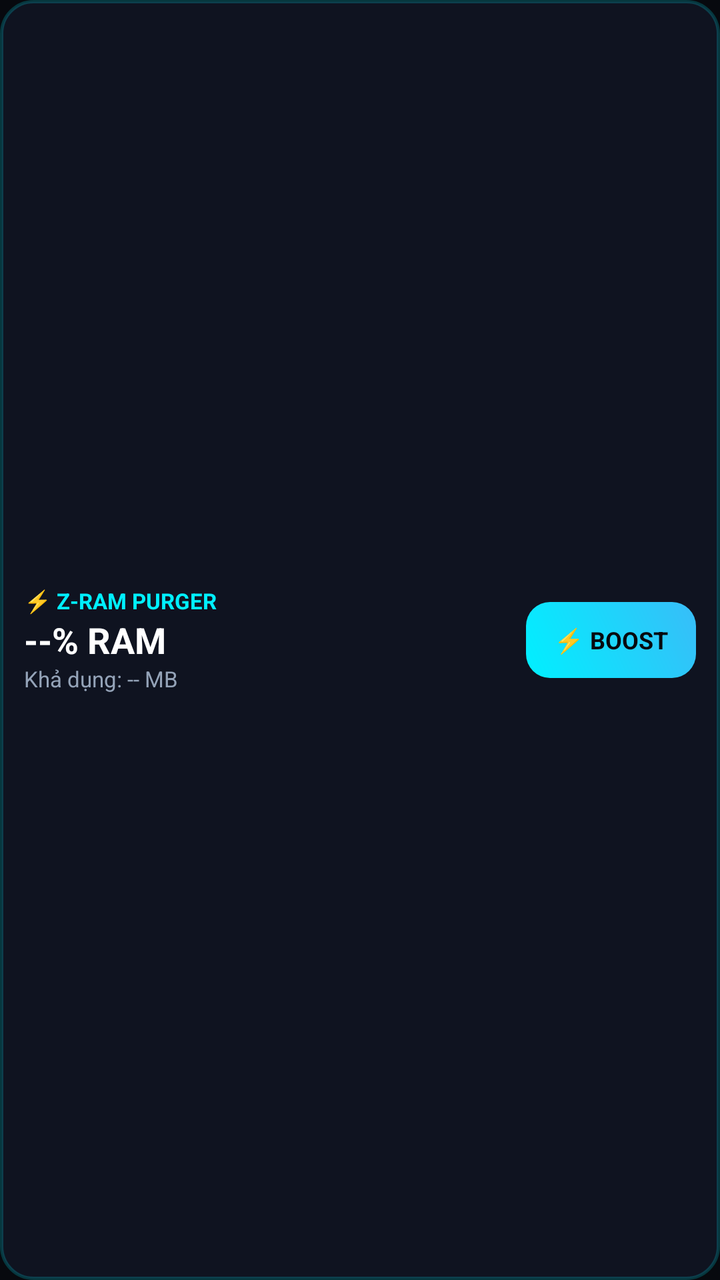
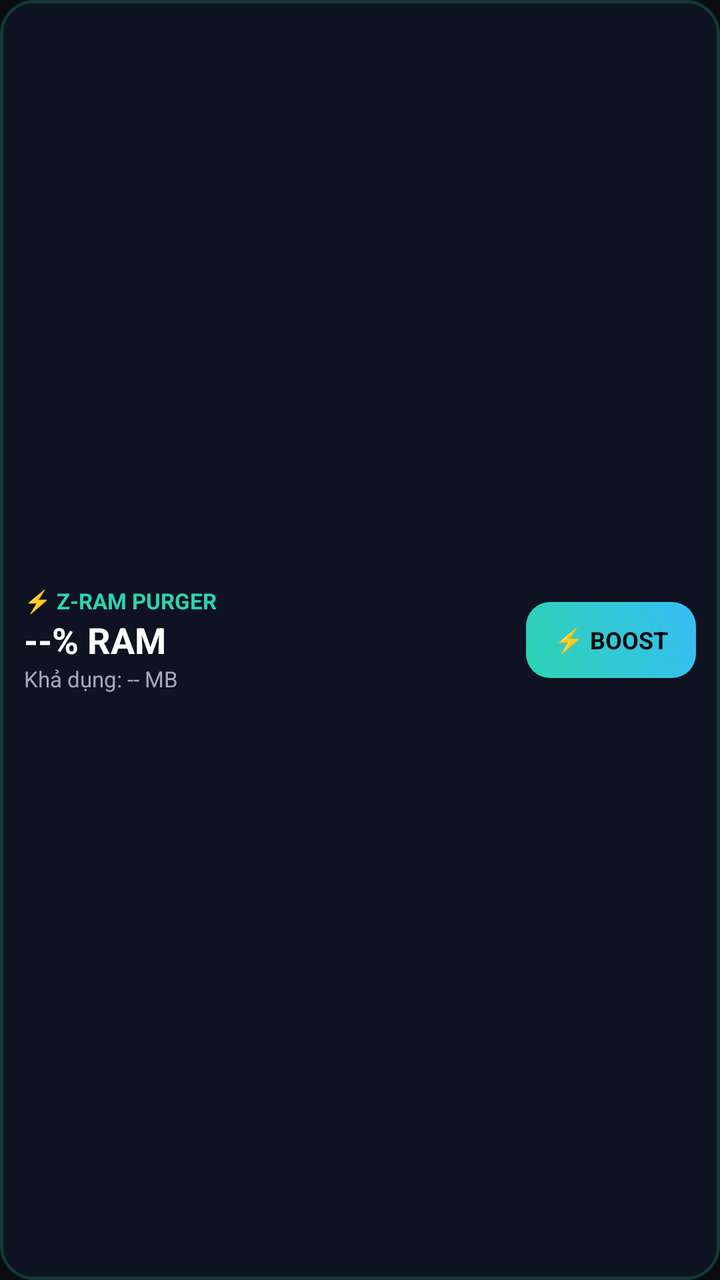

Before-and-after screenshots of an Android layout around one commit, followed by the original layout XML and the change that was made.
<!-- AndroidManifest.xml: application theme AppTheme -->
<!-- res/layout/widget_layout.xml -->
<?xml version="1.0" encoding="utf-8"?>
<LinearLayout xmlns:android="http://schemas.android.com/apk/res/android"
    android:id="@+id/widget_root"
    android:layout_width="match_parent"
    android:layout_height="match_parent"
    android:background="@drawable/widget_bg"
    android:gravity="center_vertical"
    android:orientation="horizontal"
    android:padding="12dp">

    <LinearLayout
        android:id="@+id/widget_info_container"
        android:layout_width="0dp"
        android:layout_height="wrap_content"
        android:layout_weight="1"
        android:orientation="vertical">

        <TextView
            android:layout_width="wrap_content"
            android:layout_height="wrap_content"
            android:text="⚡ Z-RAM PURGER"
            android:textColor="#00F0FF"
            android:textSize="11sp"
            android:textStyle="bold" />

        <TextView
            android:id="@+id/widget_ram_percent"
            android:layout_width="wrap_content"
            android:layout_height="wrap_content"
            android:text="--% RAM"
            android:textColor="#FFFFFF"
            android:textSize="18sp"
            android:textStyle="bold" />

        <TextView
            android:id="@+id/widget_ram_avail"
            android:layout_width="wrap_content"
            android:layout_height="wrap_content"
            android:text="Khả dụng: -- MB"
            android:textColor="#94A3B8"
            android:textSize="11sp" />
    </LinearLayout>

    <Button
        android:id="@+id/widget_boost_btn"
        android:layout_width="wrap_content"
        android:layout_height="38dp"
        android:background="@drawable/widget_btn_bg"
        android:text="⚡ BOOST"
        android:textColor="#07090E"
        android:textSize="12sp"
        android:textStyle="bold"
        android:paddingLeft="14dp"
        android:paddingRight="14dp" />

</LinearLayout>
<!-- resources referenced by this layout -->
<resources>
  <!-- drawable widget_bg (drawable) -->
  <?xml version="1.0" encoding="utf-8"?>
  <shape xmlns:android="http://schemas.android.com/apk/res/android"
      android:shape="rectangle">
      <solid android:color="#E6101423" />
      <corners android:radius="16dp" />
      <stroke
          android:width="1.5dp"
          android:color="#3300F0FF" />
  </shape>
  <!-- drawable widget_btn_bg (drawable) -->
  <?xml version="1.0" encoding="utf-8"?>
  <shape xmlns:android="http://schemas.android.com/apk/res/android"
      android:shape="rectangle">
      <gradient
          android:angle="45"
          android:startColor="#00F0FF"
          android:endColor="#38BDF8" />
      <corners android:radius="12dp" />
  </shape>
  <style name="AppTheme" parent="@android:style/Theme.NoTitleBar">
          <item name="android:windowBackground">@color/background</item>
          <item name="android:statusBarColor">#07090E</item>
          <item name="android:navigationBarColor">#07090E</item>
      </style>
  <color name="background">#07090E</color>
</resources>

<!-- the commit's change to res/layout/widget_layout.xml (unified diff, before → after) -->
@@ -19,7 +19,7 @@
             android:layout_width="wrap_content"
             android:layout_height="wrap_content"
             android:text="⚡ Z-RAM PURGER"
-            android:textColor="#00F0FF"
+            android:textColor="#2DD4B0"
             android:textSize="11sp"
             android:textStyle="bold" />
 
@@ -37,7 +37,7 @@
             android:layout_width="wrap_content"
             android:layout_height="wrap_content"
             android:text="Khả dụng: -- MB"
-            android:textColor="#94A3B8"
+            android:textColor="#A3ABBB"
             android:textSize="11sp" />
     </LinearLayout>
 
@@ -47,7 +47,7 @@
         android:layout_height="38dp"
         android:background="@drawable/widget_btn_bg"
         android:text="⚡ BOOST"
-        android:textColor="#07090E"
+        android:textColor="#0A0C10"
         android:textSize="12sp"
         android:textStyle="bold"
         android:paddingLeft="14dp"
<!-- resource entries referenced after the edit -->
@@ -8,7 +8,7 @@
       <corners android:radius="16dp" />
       <stroke
           android:width="1.5dp"
-          android:color="#3300F0FF" />
+          android:color="#332DD4B0" />
   </shape>
   <!-- drawable widget_btn_bg (drawable) -->
   <?xml version="1.0" encoding="utf-8"?>
@@ -16,15 +16,15 @@
       android:shape="rectangle">
       <gradient
           android:angle="45"
-          android:startColor="#00F0FF"
+          android:startColor="#2DD4B0"
           android:endColor="#38BDF8" />
       <corners android:radius="12dp" />
   </shape>
   <style name="AppTheme" parent="@android:style/Theme.NoTitleBar">
           <item name="android:windowBackground">@color/background</item>
-          <item name="android:statusBarColor">#07090E</item>
-          <item name="android:navigationBarColor">#07090E</item>
+          <item name="android:statusBarColor">#0A0C10</item>
+          <item name="android:navigationBarColor">#0A0C10</item>
       </style>
-  <color name="background">#07090E</color>
+  <color name="background">#0A0C10</color>
 </resources>
 
